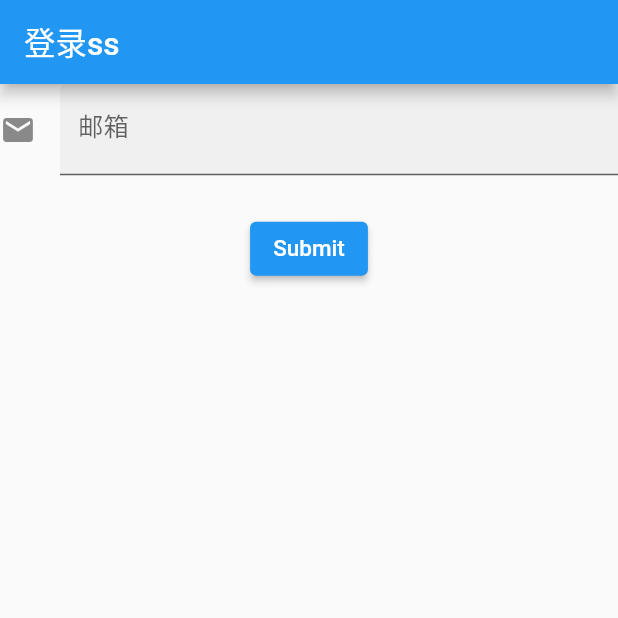
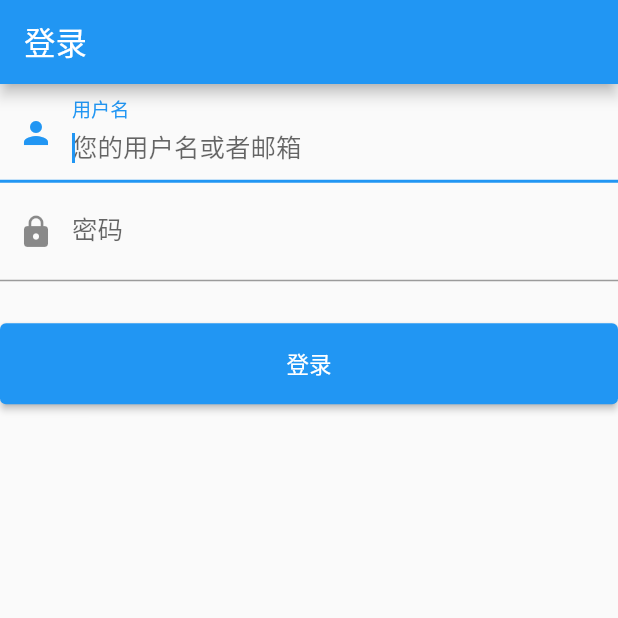
Before and after one commit to zhangrunhao/account_flutter, a Flutter app: the screen it shows after launch, on a phone screen of 412 x 824 dp, the top half of it. Run offline on Flutter 3.47's test engine with Material 2 defaults, Android fonts, the phone set to English and light mode, and no system bars; our stand-ins replace decimal, dio, shared_preferences.

Commit message:
feat: login api

```diff
--- /dev/null
+++ b/lib/api/config.dart
@@ -0,0 +1,4 @@
+
+class ConfigApi {
+  static const String baseUrl = "http://127.0.0.1:3000/api";
+}
--- /dev/null
+++ b/lib/api/user.dart
@@ -0,0 +1,30 @@
+import 'package:account_flutter/api/config.dart';
+import 'package:account_flutter/api/token.dart';
+import "package:dio/dio.dart";
+
+class UserToken {
+  final String token;
+
+  const UserToken({required this.token});
+
+  factory UserToken.fromJson(Map<String, dynamic> json) {
+    return UserToken(token: json['access_token'] as String);
+  }
+}
+
+class UserApi {
+  static Dio dio = Dio();
+
+  static Future<bool> login(String email, String password) async {
+    String url = "${ConfigApi.baseUrl}/user/login";
+    try {
+      Response response = await dio.post("http://127.0.0.1:3000/api/user/login",
+          data: {"email": email, "password": password},
+          options: Options(contentType: "application/json"));
+      UserToken userToken = UserToken.fromJson(response.data['data']);
+      return await Token.setToken(userToken.token);
+    } catch (e) {
+      return false;
+    }
+  }
+}
--- a/lib/bean/account_bean.dart
+++ b/lib/bean/account_bean.dart
@@ -1,13 +1,13 @@
 class TradeCateBean {
-  String url;
+  String icon;
   String name;
 
   TradeCateBean.fromJson(Map<String, String> json)
       : name = json['name']!,
-        url = json['url']!;
+        icon = json['url']!;
 
   TradeCateBean({
     required this.name,
-    required this.url
+    required this.icon
   });
 }
--- a/lib/pages/login/login_page.dart
+++ b/lib/pages/login/login_page.dart
@@ -1,4 +1,6 @@
+import 'package:account_flutter/router.dart';
 import 'package:flutter/material.dart';
+import "../../api/user.dart";
 
 class LoginPage extends StatefulWidget {
   const LoginPage({Key? key}) : super(key: key);
@@ -7,60 +9,83 @@ class LoginPage extends StatefulWidget {
   State<StatefulWidget> createState() => _LoginPageState();
 }
 
-class PersonInfo {
-  String? email = '';
-}
-
 class _LoginPageState extends State<LoginPage> {
-  PersonInfo info = PersonInfo();
-  late FocusNode _email;
-  final GlobalKey<FormState> _formKey = GlobalKey<FormState>();
-
-  void _handleSubmitted() {
-    final form = _formKey.currentState;
-    form?.save();
-    debugPrint("a");
-  }
+  final TextEditingController _emailController = TextEditingController();
+  final TextEditingController _pwdController = TextEditingController();
+  final GlobalKey _formKey = GlobalKey<FormState>();
 
   @override
   void initState() {
     super.initState();
-    _email = FocusNode();
-  }
-
-  @override
-  void dispose() {
-    super.dispose();
-    _email.dispose();
   }
 
   @override
   Widget build(BuildContext context) {
-    const sizedBoxSpace = SizedBox(height: 25);
-    return Form(
-      key: _formKey,
-      child: Scaffold(
-        appBar: AppBar(
-          title: const Text("登录ss"),
-        ),
-        body: Column(
-          children: [
+    return Scaffold(
+      appBar: AppBar(
+        title: const Text("登录"),
+      ),
+      body: Form(
+        key: _formKey,
+        // autovalidateMode: AutovalidateMode.onUserInteraction,
+        child: Column(
+          children: <Widget>[
             TextFormField(
-              focusNode: _email,
+              autofocus: true,
+              controller: _emailController,
               decoration: const InputDecoration(
-                filled: true,
-                icon: Icon(Icons.email),
-                labelText: "邮箱",
+                labelText: "用户名",
+                hintText: "您的用户名或者邮箱",
+                prefixIcon: Icon(Icons.person),
               ),
-              onSaved: (value) {
-                info.email = value;
+              validator: (v) {
+                return v!.trim().isNotEmpty ? null : "用户名不能为空";
               },
             ),
-            sizedBoxSpace,
-            Center(
-              child: ElevatedButton(
-                onPressed: _handleSubmitted,
-                child: const Text("Submit"),
+            TextFormField(
+              controller: _pwdController,
+              decoration: const InputDecoration(
+                  labelText: "密码",
+                  hintText: "您的登录密码",
+                  prefixIcon: Icon(Icons.lock)),
+              obscureText: true,
+              validator: (v) {
+                // TODO: 修改数据库密码长度
+                return v!.trim().length > 2 ? null : '密码不能少于3位';
+              },
+            ),
+            Padding(
+              padding: const EdgeInsets.only(top: 28),
+              child: Row(
+                children: <Widget>[
+                  Expanded(child: Builder(
+                    builder: (ctx) {
+                      return ElevatedButton(
+                        onPressed: () {
+                          if (Form.of(ctx)!.validate()) {
+                            // TODO: 此处提交数据
+                            UserApi.login(
+                                    _emailController.text, _pwdController.text)
+                                .then((success) => {
+                                      if (success)
+                                        {MyRouter.push(context, "app://")}
+                                      else
+                                        {
+                                          ScaffoldMessenger.of(context)
+                                              .showSnackBar(const SnackBar(
+                                                  content: Text("登录失败")))
+                                        }
+                                    });
+                          }
+                        },
+                        child: const Padding(
+                          padding: EdgeInsets.all(16),
+                          child: Text("登录"),
+                        ),
+                      );
+                    },
+                  ))
+                ],
               ),
             ),
           ],
--- a/lib/pages/trade/cate_list.dart
+++ b/lib/pages/trade/cate_list.dart
@@ -26,7 +26,7 @@ class CateList extends StatelessWidget {
         color: Colors.grey[300],
         child: Column(
           children: [
-            Expanded(child: Image.network(cate.url)),
+            Expanded(child: Image.network(cate.icon)),
             Center(
               child: Text(cate.name),
             ),
--- a/lib/pages/trade/result_show.dart
+++ b/lib/pages/trade/result_show.dart
@@ -35,7 +35,7 @@ Widget _buildCateIcon(TradeCateBean cate) {
     margin: const EdgeInsets.only(left: 10),
     width: 50,
     height: 50,
-    child: Image.network(cate.url),
+    child: Image.network(cate.icon),
   );
 }
 
--- a/lib/pages/trade/trade_page.dart
+++ b/lib/pages/trade/trade_page.dart
@@ -19,12 +19,12 @@ const List<Tab> tabs = <Tab>[
 
 List<TradeCateBean> cates1 = <TradeCateBean>[
   TradeCateBean(
-    url:
+    icon:
         "https://zhangrunhao.oss-cn-beijing.aliyuncs.com/account-icon/icons-ali/boots.png",
     name: "鞋子",
   ),
   TradeCateBean(
-    url:
+    icon:
         "https://zhangrunhao.oss-cn-beijing.aliyuncs.com/account-icon/icons-ali/car.png",
     name: "交通",
   ),
@@ -32,7 +32,7 @@ List<TradeCateBean> cates1 = <TradeCateBean>[
 
 List<TradeCateBean> cates2 = <TradeCateBean>[
   TradeCateBean(
-    url:
+    icon:
         "https://zhangrunhao.oss-cn-beijing.aliyuncs.com/account-icon/icons-ali/boots.png",
     name: "鞋子",
   )
--- a/pubspec.yaml
+++ b/pubspec.yaml
@@ -37,6 +37,8 @@ dependencies:
   cupertino_icons: ^1.0.2
   flutter_localizations:
     sdk: flutter
+  shared_preferences: ^2.0.15
+  dio: ^4.0.6
 
 dev_dependencies:
   flutter_test:
```
Also changed, not shown: lib/api/token.dart (added, +19 -0 lines), lib/api/request.dart (added), lib/bean/user_bean.dart (added), 11 other files.
